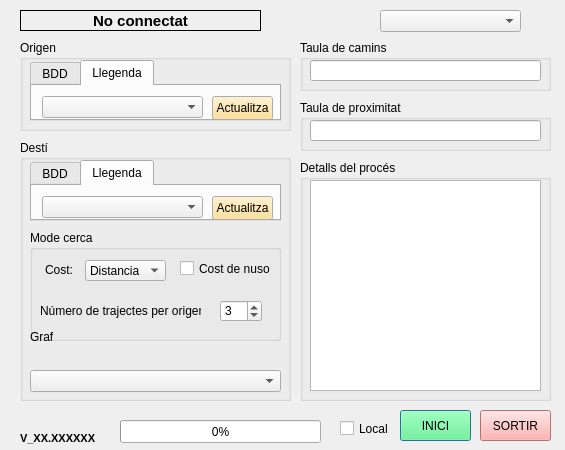
Before: the Qt Designer form GeneradorTrajectes_dialog_base.ui in TecnocampusCCU/GeneradorTrajectes, drawn with Qt 5.
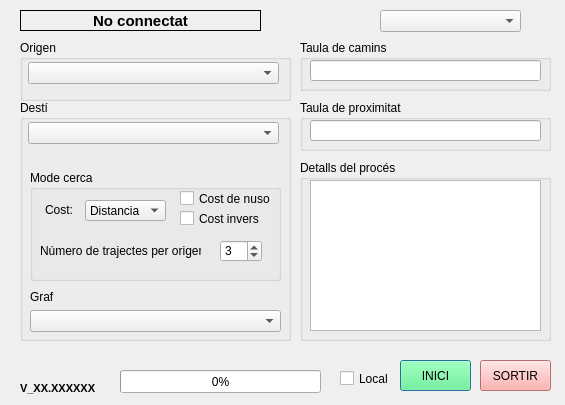
After: the same form once the commit is applied. The open tabs and pages were chosen to show the change. Icons and pictures are not drawn.

```diff
--- a/GeneradorTrajectes_dialog_base.ui
+++ b/GeneradorTrajectes_dialog_base.ui
@@ -7,19 +7,19 @@
     <x>0</x>
     <y>0</y>
     <width>565</width>
-    <height>450</height>
+    <height>405</height>
    </rect>
   </property>
   <property name="minimumSize">
    <size>
     <width>565</width>
-    <height>450</height>
+    <height>405</height>
    </size>
   </property>
   <property name="maximumSize">
    <size>
     <width>565</width>
-    <height>450</height>
+    <height>405</height>
    </size>
   </property>
   <property name="windowTitle">
@@ -71,7 +71,7 @@
    <property name="geometry">
     <rect>
      <x>400</x>
-     <y>410</y>
+     <y>360</y>
      <width>71</width>
      <height>31</height>
     </rect>
@@ -505,7 +505,7 @@
    <property name="geometry">
     <rect>
      <x>480</x>
-     <y>410</y>
+     <y>360</y>
      <width>71</width>
      <height>31</height>
     </rect>
@@ -531,7 +531,7 @@
    <property name="geometry">
     <rect>
      <x>20</x>
-     <y>430</y>
+     <y>380</y>
      <width>91</width>
      <height>16</height>
     </rect>
@@ -551,19 +551,29 @@
    <property name="geometry">
     <rect>
      <x>20</x>
-     <y>140</y>
+     <y>100</y>
      <width>271</width>
-     <height>261</height>
+     <height>241</height>
     </rect>
    </property>
    <property name="title">
     <string>Destí</string>
    </property>
+   <widget class="QComboBox" name="comboCapaDesti">
+    <property name="geometry">
+     <rect>
+      <x>8</x>
+      <y>22</y>
+      <width>251</width>
+      <height>22</height>
+     </rect>
+    </property>
+   </widget>
    <widget class="QGroupBox" name="groupBox">
     <property name="geometry">
      <rect>
       <x>10</x>
-      <y>90</y>
+      <y>70</y>
       <width>251</width>
       <height>111</height>
      </rect>
@@ -636,7 +646,7 @@
      <property name="geometry">
       <rect>
        <x>150</x>
-       <y>30</y>
+       <y>20</y>
        <width>91</width>
        <height>17</height>
       </rect>
@@ -658,12 +668,25 @@
       <string>Número de trajectes per origen:</string>
      </property>
     </widget>
+    <widget class="QCheckBox" name="chk_CostInvers">
+     <property name="geometry">
+      <rect>
+       <x>150</x>
+       <y>40</y>
+       <width>91</width>
+       <height>17</height>
+      </rect>
+     </property>
+     <property name="text">
+      <string>Cost invers</string>
+     </property>
+    </widget>
    </widget>
    <widget class="QComboBox" name="comboGraf">
     <property name="geometry">
      <rect>
       <x>10</x>
-      <y>230</y>
+      <y>210</y>
       <width>251</width>
       <height>22</height>
      </rect>
@@ -682,219 +705,6 @@
      <string>Graf</string>
     </property>
    </widget>
-   <widget class="QTabWidget" name="tabWidget_Destino">
-    <property name="enabled">
-     <bool>true</bool>
-    </property>
-    <property name="geometry">
-     <rect>
-      <x>10</x>
-      <y>20</y>
-      <width>251</width>
-      <height>61</height>
-     </rect>
-    </property>
-    <property name="currentIndex">
-     <number>0</number>
-    </property>
-    <property name="iconSize">
-     <size>
-      <width>16</width>
-      <height>16</height>
-     </size>
-    </property>
-    <widget class="QWidget" name="tab_BaseDades_3">
-     <attribute name="title">
-      <string>BDD</string>
-     </attribute>
-     <widget class="QComboBox" name="comboCapaDesti">
-      <property name="geometry">
-       <rect>
-        <x>10</x>
-        <y>10</y>
-        <width>231</width>
-        <height>22</height>
-       </rect>
-      </property>
-     </widget>
-    </widget>
-    <widget class="QWidget" name="tab_Llegenda_3">
-     <attribute name="title">
-      <string>Llegenda</string>
-     </attribute>
-     <widget class="QComboBox" name="comboCapaDestiLeyenda">
-      <property name="geometry">
-       <rect>
-        <x>10</x>
-        <y>10</y>
-        <width>161</width>
-        <height>22</height>
-       </rect>
-      </property>
-     </widget>
-     <widget class="QPushButton" name="bt_ReloadLeyendaDestino">
-      <property name="geometry">
-       <rect>
-        <x>180</x>
-        <y>10</y>
-        <width>61</width>
-        <height>24</height>
-       </rect>
-      </property>
-      <property name="palette">
-       <palette>
-        <active>
-         <colorrole role="Button">
-          <brush brushstyle="SolidPattern">
-           <color alpha="255">
-            <red>255</red>
-            <green>217</green>
-            <blue>128</blue>
-           </color>
-          </brush>
-         </colorrole>
-         <colorrole role="Light">
-          <brush brushstyle="SolidPattern">
-           <color alpha="255">
-            <red>255</red>
-            <green>217</green>
-            <blue>128</blue>
-           </color>
-          </brush>
-         </colorrole>
-         <colorrole role="Midlight">
-          <brush brushstyle="SolidPattern">
-           <color alpha="255">
-            <red>255</red>
-            <green>217</green>
-            <blue>128</blue>
-           </color>
-          </brush>
-         </colorrole>
-         <colorrole role="BrightText">
-          <brush brushstyle="SolidPattern">
-           <color alpha="255">
-            <red>255</red>
-            <green>217</green>
-            <blue>128</blue>
-           </color>
-          </brush>
-         </colorrole>
-         <colorrole role="Base">
-          <brush brushstyle="SolidPattern">
-           <color alpha="255">
-            <red>255</red>
-            <green>217</green>
-            <blue>128</blue>
-           </color>
-          </brush>
-         </colorrole>
-        </active>
-        <inactive>
-         <colorrole role="Button">
-          <brush brushstyle="SolidPattern">
-           <color alpha="255">
-            <red>255</red>
-            <green>217</green>
-            <blue>128</blue>
-           </color>
-          </brush>
-         </colorrole>
-         <colorrole role="Light">
-          <brush brushstyle="SolidPattern">
-           <color alpha="255">
-            <red>255</red>
-            <green>217</green>
-            <blue>128</blue>
-           </color>
-          </brush>
-         </colorrole>
-         <colorrole role="Midlight">
-          <brush brushstyle="SolidPattern">
-           <color alpha="255">
-            <red>255</red>
-            <green>217</green>
-            <blue>128</blue>
-           </color>
-          </brush>
-         </colorrole>
-         <colorrole role="BrightText">
-          <brush brushstyle="SolidPattern">
-           <color alpha="255">
-            <red>255</red>
-            <green>217</green>
-            <blue>128</blue>
-           </color>
-          </brush>
-         </colorrole>
-         <colorrole role="Base">
-          <brush brushstyle="SolidPattern">
-           <color alpha="255">
-            <red>255</red>
-            <green>217</green>
-            <blue>128</blue>
-           </color>
-          </brush>
-         </colorrole>
-        </inactive>
-        <disabled>
-         <colorrole role="Button">
-          <brush brushstyle="SolidPattern">
-           <color alpha="255">
-            <red>255</red>
-            <green>217</green>
-            <blue>128</blue>
-           </color>
-          </brush>
-         </colorrole>
-         <colorrole role="Light">
-          <brush brushstyle="SolidPattern">
-           <color alpha="255">
-            <red>255</red>
-            <green>217</green>
-            <blue>128</blue>
-           </color>
-          </brush>
-         </colorrole>
-         <colorrole role="Midlight">
-          <brush brushstyle="SolidPattern">
-           <color alpha="255">
-            <red>255</red>
-            <green>217</green>
-            <blue>128</blue>
-           </color>
-          </brush>
-         </colorrole>
-         <colorrole role="BrightText">
-          <brush brushstyle="SolidPattern">
-           <color alpha="255">
-            <red>255</red>
-            <green>217</green>
-            <blue>128</blue>
-           </color>
-          </brush>
-         </colorrole>
-         <colorrole role="Base">
-          <brush brushstyle="SolidPattern">
-           <color alpha="255">
-            <red>240</red>
-            <green>240</green>
-            <blue>240</blue>
-           </color>
-          </brush>
-         </colorrole>
-        </disabled>
-       </palette>
-      </property>
-      <property name="toolTip">
-       <string>Recarregar elements de llegenda</string>
-      </property>
-      <property name="text">
-       <string>Actualitza</string>
-      </property>
-     </widget>
-    </widget>
-   </widget>
   </widget>
   <widget class="QGroupBox" name="origen">
    <property name="geometry">
@@ -902,224 +712,21 @@
      <x>20</x>
      <y>40</y>
      <width>271</width>
-     <height>91</height>
+     <height>61</height>
     </rect>
    </property>
    <property name="title">
     <string>Origen</string>
    </property>
-   <widget class="QTabWidget" name="tabWidget_Origen">
-    <property name="enabled">
-     <bool>true</bool>
-    </property>
+   <widget class="QComboBox" name="comboCapaOrigen">
     <property name="geometry">
      <rect>
-      <x>10</x>
-      <y>20</y>
+      <x>8</x>
+      <y>22</y>
       <width>251</width>
-      <height>61</height>
+      <height>22</height>
      </rect>
     </property>
-    <property name="currentIndex">
-     <number>0</number>
-    </property>
-    <property name="iconSize">
-     <size>
-      <width>16</width>
-      <height>16</height>
-     </size>
-    </property>
-    <widget class="QWidget" name="tab_BaseDades">
-     <attribute name="title">
-      <string>BDD</string>
-     </attribute>
-     <widget class="QComboBox" name="comboCapaOrigen">
-      <property name="geometry">
-       <rect>
-        <x>10</x>
-        <y>10</y>
-        <width>231</width>
-        <height>22</height>
-       </rect>
-      </property>
-     </widget>
-    </widget>
-    <widget class="QWidget" name="tab_Llegenda">
-     <attribute name="title">
-      <string>Llegenda</string>
-     </attribute>
-     <widget class="QComboBox" name="comboCapaOrigenLeyenda">
-      <property name="geometry">
-       <rect>
-        <x>10</x>
-        <y>10</y>
-        <width>161</width>
-        <height>22</height>
-       </rect>
-      </property>
-     </widget>
-     <widget class="QPushButton" name="bt_ReloadLeyendaOrigen">
-      <property name="geometry">
-       <rect>
-        <x>180</x>
-        <y>10</y>
-        <width>61</width>
-        <height>24</height>
-       </rect>
-      </property>
-      <property name="palette">
-       <palette>
-        <active>
-         <colorrole role="Button">
-          <brush brushstyle="SolidPattern">
-           <color alpha="255">
-            <red>255</red>
-            <green>217</green>
-            <blue>128</blue>
-           </color>
-          </brush>
-         </colorrole>
-         <colorrole role="Light">
-          <brush brushstyle="SolidPattern">
-           <color alpha="255">
-            <red>255</red>
-            <green>217</green>
-            <blue>128</blue>
-           </color>
-          </brush>
-         </colorrole>
-         <colorrole role="Midlight">
-          <brush brushstyle="SolidPattern">
-           <color alpha="255">
-            <red>255</red>
-            <green>217</green>
-            <blue>128</blue>
-           </color>
-          </brush>
-         </colorrole>
-         <colorrole role="BrightText">
-          <brush brushstyle="SolidPattern">
-           <color alpha="255">
-            <red>255</red>
-            <green>217</green>
-            <blue>128</blue>
-           </color>
-          </brush>
-         </colorrole>
-         <colorrole role="Base">
-          <brush brushstyle="SolidPattern">
-           <color alpha="255">
-            <red>255</red>
-            <green>217</green>
-            <blue>128</blue>
-           </color>
-          </brush>
-         </colorrole>
-        </active>
-        <inactive>
-         <colorrole role="Button">
-          <brush brushstyle="SolidPattern">
-           <color alpha="255">
-            <red>255</red>
-            <green>217</green>
-            <blue>128</blue>
-           </color>
-          </brush>
-         </colorrole>
-         <colorrole role="Light">
-          <brush brushstyle="SolidPattern">
-           <color alpha="255">
-            <red>255</red>
-            <green>217</green>
-            <blue>128</blue>
-           </color>
-          </brush>
-         </colorrole>
-         <colorrole role="Midlight">
-          <brush brushstyle="SolidPattern">
-           <color alpha="255">
-            <red>255</red>
-            <green>217</green>
-            <blue>128</blue>
-           </color>
-          </brush>
-         </colorrole>
-         <colorrole role="BrightText">
-          <brush brushstyle="SolidPattern">
-           <color alpha="255">
-            <red>255</red>
-            <green>217</green>
-            <blue>128</blue>
-           </color>
-          </brush>
-         </colorrole>
-         <colorrole role="Base">
-          <brush brushstyle="SolidPattern">
-           <color alpha="255">
-            <red>255</red>
-            <green>217</green>
-            <blue>128</blue>
-           </color>
-          </brush>
-         </colorrole>
-        </inactive>
-        <disabled>
-         <colorrole role="Button">
-          <brush brushstyle="SolidPattern">
-           <color alpha="255">
-            <red>255</red>
-            <green>217</green>
-            <blue>128</blue>
-           </color>
-          </brush>
-         </colorrole>
-         <colorrole role="Light">
-          <brush brushstyle="SolidPattern">
-           <color alpha="255">
-            <red>255</red>
-            <green>217</green>
-            <blue>128</blue>
-           </color>
-          </brush>
-         </colorrole>
-         <colorrole role="Midlight">
-          <brush brushstyle="SolidPattern">
-           <color alpha="255">
-            <red>255</red>
-            <green>217</green>
-            <blue>128</blue>
-           </color>
-          </brush>
-         </colorrole>
-         <colorrole role="BrightText">
-          <brush brushstyle="SolidPattern">
-           <color alpha="255">
-            <red>255</red>
-            <green>217</green>
-            <blue>128</blue>
-           </color>
-          </brush>
-         </colorrole>
-         <colorrole role="Base">
-          <brush brushstyle="SolidPattern">
-           <color alpha="255">
-            <red>240</red>
-            <green>240</green>
-            <blue>240</blue>
-           </color>
-          </brush>
-         </colorrole>
-        </disabled>
-       </palette>
-      </property>
-      <property name="toolTip">
-       <string>Recarregar elements de llegenda</string>
-      </property>
-      <property name="text">
-       <string>Actualitza</string>
-      </property>
-     </widget>
-    </widget>
    </widget>
   </widget>
   <widget class="QGroupBox" name="groupBox_3">
@@ -1128,7 +735,7 @@
      <x>300</x>
      <y>160</y>
      <width>251</width>
-     <height>241</height>
+     <height>181</height>
     </rect>
    </property>
    <property name="title">
@@ -1140,7 +747,7 @@
       <x>10</x>
       <y>20</y>
       <width>231</width>
-      <height>211</height>
+      <height>151</height>
      </rect>
     </property>
     <property name="font">
@@ -1219,7 +826,7 @@
    <property name="geometry">
     <rect>
      <x>340</x>
-     <y>420</y>
+     <y>370</y>
      <width>51</width>
      <height>17</height>
     </rect>
@@ -1235,7 +842,7 @@
    <property name="geometry">
     <rect>
      <x>120</x>
-     <y>420</y>
+     <y>370</y>
      <width>201</width>
      <height>23</height>
     </rect>
```
